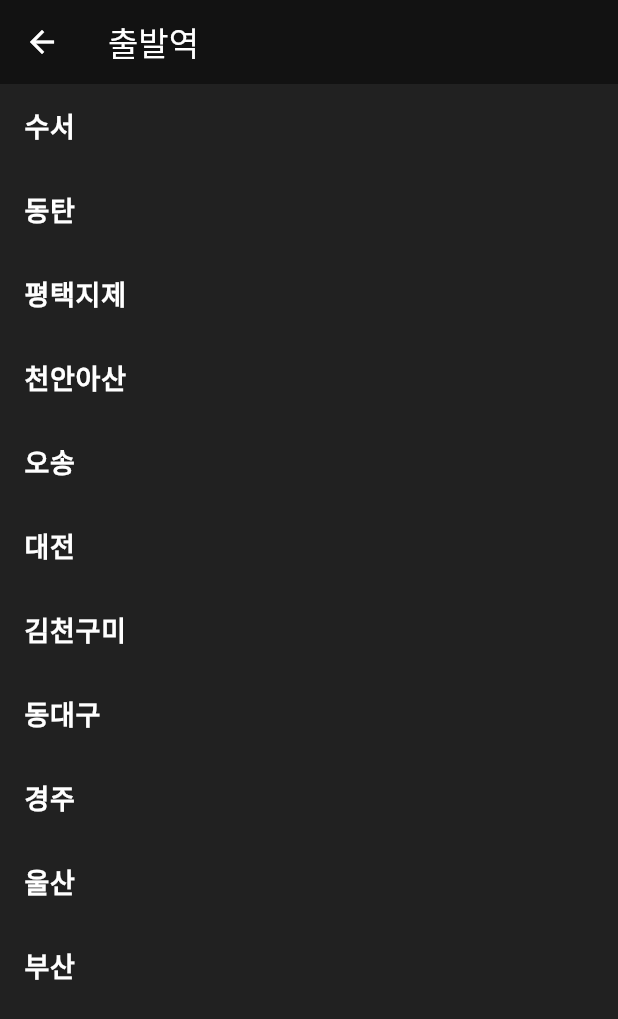
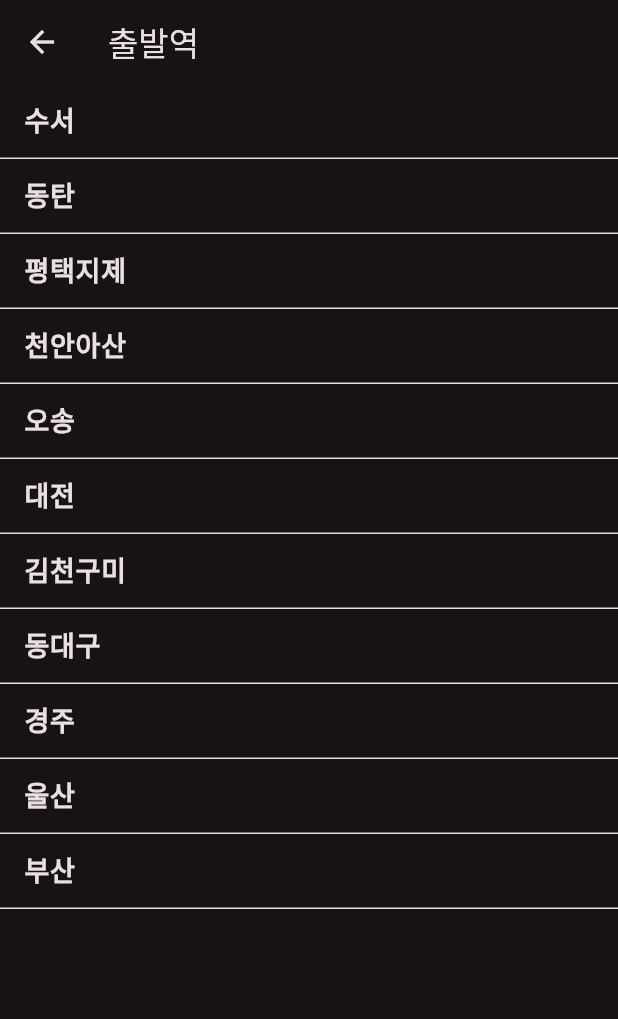
Before and after one commit to hyejin-2/flutter_train_app, a Flutter app: the screen it shows after launch, after a tap on "출발역", on a phone screen of 412 x 824 dp. Shown: the top 1019 px of the screen. Run offline on Flutter 3.47's test engine with Material 3 defaults, Android fonts, the phone set to English and light mode, and no system bars.

Commit message:
dark mode

```diff
--- a/lib/main.dart
+++ b/lib/main.dart
@@ -11,21 +11,28 @@ class MyApp extends StatelessWidget {
   @override
   Widget build(BuildContext context) {
     return MaterialApp(
-      themeMode: ThemeMode.dark,
+      themeMode: ThemeMode
+          .dark, //  themeMode: ThemeMode.system, 시스템 설정에 따라 다크/라이트 자동 전환 < 마지막에 수정할 것
       debugShowCheckedModeBanner: false,
 
+      //라이트
       theme: ThemeData(
-        brightness: Brightness.light,
-        scaffoldBackgroundColor: Colors.grey[200],
         useMaterial3: true,
-        colorScheme: ColorScheme.fromSeed(seedColor: Colors.purple),
+        colorScheme: ColorScheme.fromSeed(
+          seedColor: Colors.purple,
+          brightness: Brightness.light, // 여기서 지정
+        ),
       ),
+
+      //다크
       darkTheme: ThemeData(
         useMaterial3: true,
-        colorScheme: const ColorScheme.dark(primary: Colors.purple),
-        scaffoldBackgroundColor: Colors.grey[900],
-        brightness: Brightness.dark,
+        colorScheme: ColorScheme.fromSeed(
+          seedColor: Colors.purple,
+          brightness: Brightness.dark, // 여기서 지정
+        ),
       ),
+
       home: const HomePage(),
     );
   }
--- a/lib/pages/homepage.dart
+++ b/lib/pages/homepage.dart
@@ -1,4 +1,5 @@
 import 'package:flutter/material.dart';
+import 'package:flutter/services.dart';
 import 'seatpage.dart';
 import 'stationlistpage.dart';
 
@@ -49,19 +50,45 @@ class _HomePageState extends State<HomePage> {
 
   @override
   Widget build(BuildContext context) {
+    final colorScheme = Theme.of(context).colorScheme;
+
     return Scaffold(
-      appBar: AppBar(title: const Text('기차 예매')),
+      //라이트모드 지정 배경색 / 다크 모드 배경색은 기본
+      backgroundColor: Theme.of(context).brightness == Brightness.light
+          ? Colors.grey[200]
+          : Theme.of(context).colorScheme.background,
+
+      appBar: AppBar(
+        title: const Text('기차 예매'),
+        //AppBar 배경: surface
+        backgroundColor: colorScheme.surface,
+        elevation: 0,
+        foregroundColor: colorScheme.onSurface,
+        centerTitle: true,
+        systemOverlayStyle: SystemUiOverlayStyle.dark,
+      ),
+
       body: Padding(
         padding: const EdgeInsets.all(20),
         child: Column(
-          mainAxisAlignment: MainAxisAlignment.center,
+          mainAxisAlignment: MainAxisAlignment.center, //body 내 위젯 세로 가운데 정렬
           children: [
             Container(
               height: 200,
               padding: const EdgeInsets.all(20),
               decoration: BoxDecoration(
-                color: Colors.white,
+                //라이트/다크 모드에 따라 다른 색상 + 투명도
+                color: Theme.of(context).brightness == Brightness.light
+                    ? Colors.white
+                    : Colors.grey[800]!,
                 borderRadius: BorderRadius.circular(20),
+                boxShadow: [
+                  BoxShadow(
+                    color: Colors.black.withOpacity(0.05),
+                    blurRadius: 10,
+                    offset: const Offset(0, 4),
+                  ),
+                ],
               ),
               child: Row(
                 children: [
@@ -89,22 +116,25 @@ class _HomePageState extends State<HomePage> {
             SizedBox(
               width: double.infinity,
               height: 50,
-              child: ElevatedButton(
+              child: FilledButton(
+                // ✅ Material 3 기본 버튼: FilledButton!
                 onPressed: (departure != null && destination != null)
                     ? goToSeatPage
                     : null,
-                style: ElevatedButton.styleFrom(
+                style: FilledButton.styleFrom(
                   backgroundColor: Colors.purple,
                   shape: RoundedRectangleBorder(
                     borderRadius: BorderRadius.circular(20),
                   ),
                 ),
-                child: const Text(
+                child: Text(
                   '좌석 선택',
                   style: TextStyle(
                     fontSize: 18,
                     fontWeight: FontWeight.bold,
-                    color: Colors.white,
+                    color: Theme.of(context).brightness == Brightness.light
+                        ? Colors.white
+                        : Colors.white,
                   ),
                 ),
               ),
@@ -116,6 +146,8 @@ class _HomePageState extends State<HomePage> {
   }
 
   Widget stationBox(String label, String? value, VoidCallback onTap) {
+    final colorScheme = Theme.of(context).colorScheme;
+
     return GestureDetector(
       onTap: onTap,
       child: Center(
@@ -124,14 +156,21 @@ class _HomePageState extends State<HomePage> {
           children: [
             Text(
               label,
-              style: const TextStyle(
+              style: TextStyle(
                 fontSize: 16,
                 fontWeight: FontWeight.bold,
-                color: Colors.grey,
+                color: Theme.of(context).brightness == Brightness.light
+                    ? Colors.grey
+                    : colorScheme.onSurfaceVariant,
               ),
             ),
-            const SizedBox(height: 10),
-            Text(value ?? '선택', style: const TextStyle(fontSize: 40)),
+
+            const SizedBox(height: 5),
+
+            Text(
+              value ?? '선택',
+              style: TextStyle(fontSize: 40, color: colorScheme.onSurface),
+            ),
           ],
         ),
       ),
--- a/lib/pages/stationlistpage.dart
+++ b/lib/pages/stationlistpage.dart
@@ -31,16 +31,31 @@ class StationListPage extends StatelessWidget {
         .toList();
 
     return Scaffold(
+      //배경 다크/라이트
+      backgroundColor: Theme.of(context).colorScheme.background,
       appBar: AppBar(title: Text(isDeparture ? '출발역' : '도착역')),
       body: ListView.builder(
         itemCount: filteredStations.length,
         itemBuilder: (context, index) {
-          return ListTile(
-            title: Text(
-              filteredStations[index],
-              style: const TextStyle(fontSize: 18, fontWeight: FontWeight.bold),
+          return Container(
+            height: 50,
+            decoration: BoxDecoration(
+              border: Border(
+                bottom: BorderSide(color: Colors.grey[300]!, width: 1),
+              ),
             ),
-            onTap: () => Navigator.pop(context, filteredStations[index]),
+            child: ListTile(
+              title: Text(
+                filteredStations[index],
+                style: const TextStyle(
+                  fontSize: 18,
+                  fontWeight: FontWeight.bold,
+                ),
+              ),
+              onTap: () => Navigator.pop(context, filteredStations[index]),
+              contentPadding: const EdgeInsets.symmetric(horizontal: 16),
+              dense: true,
+            ),
           );
         },
       ),
```
Also changed, not shown: lib/components/seat_widgets.dart (+6 -1 lines), lib/pages/seatpage.dart (+25 -11 lines).
